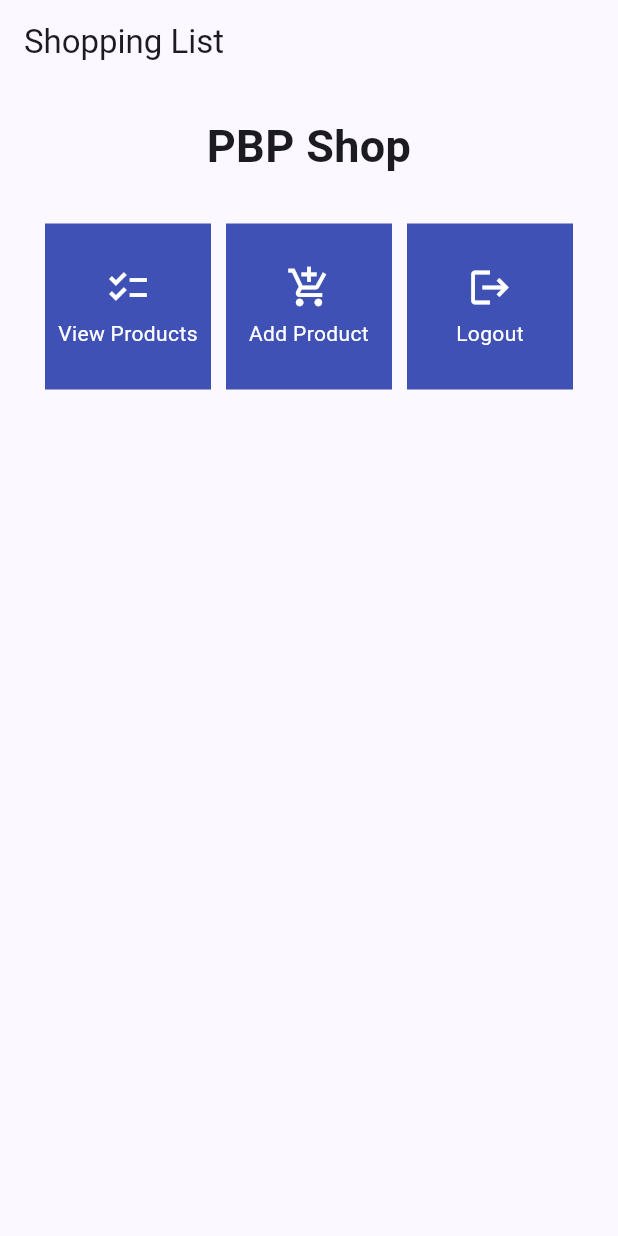
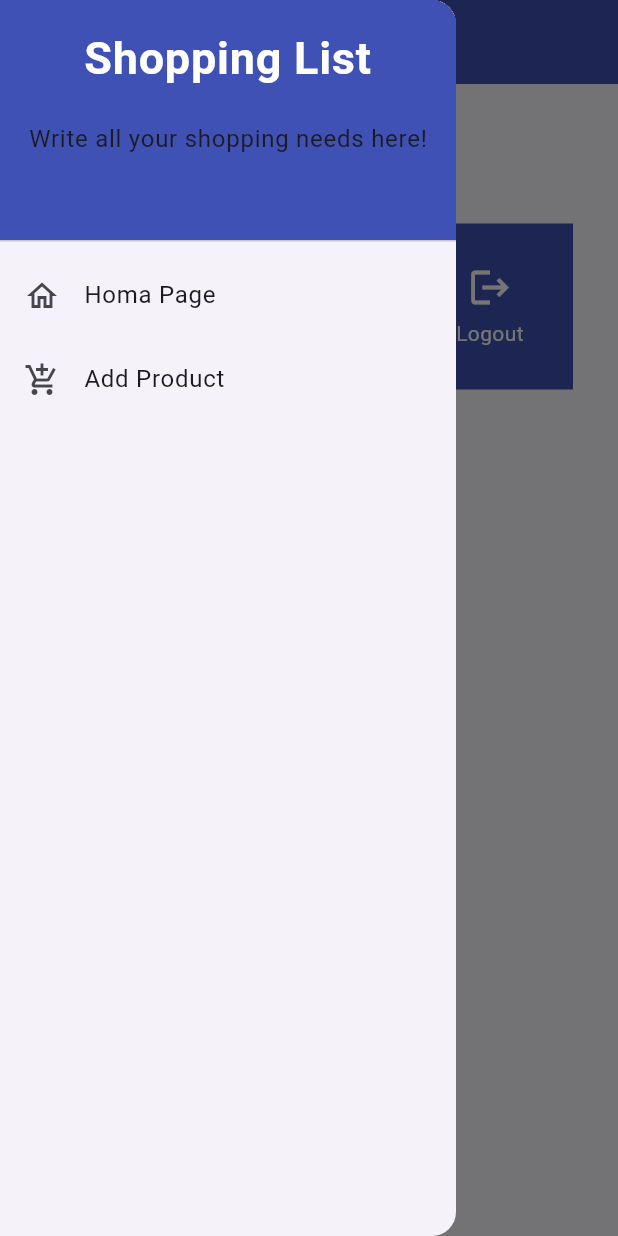
Before and after one commit to AdamMoh/shopping-list-mobile, a Flutter app: the screen it shows after launch, with the side drawer open (before the commit the screen has no drawer), on a phone screen of 412 x 824 dp. Run offline on Flutter 3.47's test engine with Material 2 defaults, Android fonts, the phone set to English and light mode, and no system bars.

Commit message:
Tutorial 7

```diff
--- a/lib/main.dart
+++ b/lib/main.dart
@@ -1,5 +1,5 @@
 import 'package:flutter/material.dart';
-import 'package:shopping_list/menu.dart';
+import 'package:shopping_list/screen/menu.dart';
 
 void main() {
   runApp(const MyApp());
--- a/lib/menu.dart
+++ /dev/null
@@ -1,123 +0,0 @@
-// ignore_for_file: unused_import
-
-import 'package:flutter/material.dart';
-
-class MyHomePage extends StatelessWidget {
-    MyHomePage({Key? key}) : super(key: key);
-    final List<ShopItem> items = [
-    ShopItem("View Products", Icons.checklist),
-    ShopItem("Add Product", Icons.add_shopping_cart),
-    ShopItem("Logout", Icons.logout),
-    ];
-
-  // This widget is the home page of your application. It is stateful, meaning
-  // that it has a State object (defined below) that contains fields that affect
-  // how it looks.
-
-  // This class is the configuration for the state. It holds the values (in this
-  // case the title) provided by the parent (in this case the App widget) and
-  // used by the build method of the State. Fields in a Widget subclass are
-  // always marked "final".
-
-
-
-  @override
-    Widget build(BuildContext context) {
-        return Scaffold(
-  appBar: AppBar(
-    title: const Text(
-      'Shopping List',
-    ),
-  ),
-  body: SingleChildScrollView(
-    // Scrolling wrapper widget
-    child: Padding(
-      padding: const EdgeInsets.all(10.0), // Set padding for the page
-      child: Column(
-        // Widget to display children vertically
-        children: <Widget>[
-          const Padding(
-            padding: EdgeInsets.only(top: 10.0, bottom: 10.0),
-            // Text widget to display text with center alignment and appropriate style
-            child: Text(
-              'PBP Shop', // Text indicating the shop name
-              textAlign: TextAlign.center,
-              style: TextStyle(
-                fontSize: 30,
-                fontWeight: FontWeight.bold,
-              ),
-            ),
-          ),
-          // Grid layout
-          GridView.count(
-            // Container for our cards.
-            primary: true,
-            padding: const EdgeInsets.all(20),
-            crossAxisSpacing: 10,
-            mainAxisSpacing: 10,
-            crossAxisCount: 3,
-            shrinkWrap: true,
-            children: items.map((ShopItem item) {
-              // Iteration for each item
-              return ShopCard(item);
-            }).toList(),
-          ),
-        ],
-      ),
-    ),
-  ),
-);
-    }
-}
-
-class ShopItem {
-  final String name;
-  final IconData icon;
-
-  ShopItem(this.name, this.icon);
-}
-
-class ShopCard extends StatelessWidget {
-  final ShopItem item;
-
-  const ShopCard(this.item, {Key? key}); // Constructor
-
-  @override
-  Widget build(BuildContext context) {
-    return Material(
-      color: Colors.indigo,
-      child: InkWell(
-        // Responsive touch area
-        onTap: () {
-          // Show a SnackBar when clicked
-          ScaffoldMessenger.of(context)
-            ..hideCurrentSnackBar()
-            ..showSnackBar(SnackBar(
-                content: Text("You pressed the ${item.name} button!")));
-        },
-        child: Container(
-          // Container to hold Icon and Text
-          padding: const EdgeInsets.all(8),
-          child: Center(
-            child: Column(
-              mainAxisAlignment: MainAxisAlignment.center,
-              children: [
-                Icon(
-                  item.icon,
-                  color: Colors.white,
-                  size: 30.0,
-                ),
-                const Padding(padding: EdgeInsets.all(3)),
-                Text(
-                  item.name,
-                  textAlign: TextAlign.center,
-                  style: const TextStyle(color: Colors.white),
-                ),
-              ],
-            ),
-          ),
-        ),
-      ),
-    );
-  }
-}
--- /dev/null
+++ b/lib/screen/menu.dart
@@ -0,0 +1,74 @@
+// ignore_for_file: unused_import
+
+import 'package:flutter/material.dart';
+import 'package:shopping_list/widgets/left_drawer.dart';
+import 'package:shopping_list/widgets/shop_card.dart';
+
+class MyHomePage extends StatelessWidget {
+  MyHomePage({Key? key}) : super(key: key);
+  final List<ShopItem> items = [
+    ShopItem("View Products", Icons.checklist),
+    ShopItem("Add Product", Icons.add_shopping_cart),
+    ShopItem("Logout", Icons.logout),
+  ];
+
+  // This widget is the home page of your application. It is stateful, meaning
+  // that it has a State object (defined below) that contains fields that affect
+  // how it looks.
+
+  // This class is the configuration for the state. It holds the values (in this
+  // case the title) provided by the parent (in this case the App widget) and
+  // used by the build method of the State. Fields in a Widget subclass are
+  // always marked "final".
+
+  @override
+  Widget build(BuildContext context) {
+    return Scaffold(
+      appBar: AppBar(
+        title: const Text(
+          'Shopping List',
+        ),
+        backgroundColor: Colors.indigo,
+        foregroundColor: Colors.white,
+      ),
+      drawer: const LeftDrawer(),
+      body: SingleChildScrollView(
+        // Scrolling wrapper widget
+        child: Padding(
+          padding: const EdgeInsets.all(10.0), // Set padding for the page
+          child: Column(
+            // Widget to display children vertically
+            children: <Widget>[
+              const Padding(
+                padding: EdgeInsets.only(top: 10.0, bottom: 10.0),
+                // Text widget to display text with center alignment and appropriate style
+                child: Text(
+                  'PBP Shop', // Text indicating the shop name
+                  textAlign: TextAlign.center,
+                  style: TextStyle(
+                    fontSize: 30,
+                    fontWeight: FontWeight.bold,
+                  ),
+                ),
+              ),
+              // Grid layout
+              GridView.count(
+                // Container for our cards.
+                primary: true,
+                padding: const EdgeInsets.all(20),
+                crossAxisSpacing: 10,
+                mainAxisSpacing: 10,
+                crossAxisCount: 3,
+                shrinkWrap: true,
+                children: items.map((ShopItem item) {
+                  // Iteration for each item
+                  return ShopCard(item);
+                }).toList(),
+              ),
+            ],
+          ),
+        ),
+      ),
+    );
+  }
+}
--- /dev/null
+++ b/lib/widgets/left_drawer.dart
@@ -0,0 +1,65 @@
+// ignore_for_file: unused_import
+
+import 'package:flutter/material.dart';
+import 'package:shopping_list/screen/menu.dart';
+import 'package:shopping_list/screen/shoplist_form.dart';
+
+class LeftDrawer extends StatelessWidget {
+  const LeftDrawer({super.key});
+
+  @override
+  Widget build(BuildContext context) {
+    return Drawer(
+      child: ListView(
+        children: [
+          const DrawerHeader(
+            decoration: BoxDecoration(
+              color: Colors.indigo,
+            ),
+            child: Column(
+              children: [
+                Text(
+                  'Shopping List',
+                  textAlign: TextAlign.center,
+                  style: TextStyle(
+                    fontSize: 30,
+                    fontWeight: FontWeight.bold,
+                    color: Colors.white,
+                  ),
+                ),
+                Padding(padding: EdgeInsets.all(10)),
+                Text(
+                  "Write all your shopping needs here!",
+                ),
+              ],
+            ),
+          ),
+          ListTile(
+            leading: const Icon(Icons.home_outlined),
+            title: const Text('Homa Page'),
+            // redirect to MyHomePage
+            onTap: () {
+              Navigator.pushReplacement(
+                  context,
+                  MaterialPageRoute(
+                    builder: (context) => MyHomePage(),
+                  ));
+            },
+          ),
+          ListTile(
+            leading: const Icon(Icons.add_shopping_cart),
+            title: const Text('Add Product'),
+            // redirect to ShopFormPage
+            onTap: () {
+              Navigator.push(
+                  context,
+                  MaterialPageRoute(
+                    builder: (context) => ShopFormPage(),
+                  ));
+            },
+          ),
+        ],
+      ),
+    );
+  }
+}
--- /dev/null
+++ b/lib/widgets/shop_card.dart
@@ -0,0 +1,62 @@
+// ignore_for_file: unused_import
+
+import 'package:flutter/material.dart';
+import 'package:shopping_list/screen/shoplist_form.dart';
+
+class ShopItem {
+  final String name;
+  final IconData icon;
+
+  ShopItem(this.name, this.icon);
+}
+
+class ShopCard extends StatelessWidget {
+  final ShopItem item;
+
+  const ShopCard(this.item, {Key? key}); // Constructor
+
+  @override
+  Widget build(BuildContext context) {
+    return Material(
+      color: Colors.indigo,
+      child: InkWell(
+        // Responsive touch area
+        onTap: () {
+          // Show SnackBar when clicked
+          ScaffoldMessenger.of(context)
+            ..hideCurrentSnackBar()
+            ..showSnackBar(SnackBar(
+                content: Text("You pressed the ${item.name} button!")));
+
+          // Navigate to the appropriate route (depending on the button type)
+          if (item.name == "Add Product") {
+            Navigator.push(context,
+                MaterialPageRoute(builder: (context) => const ShopFormPage()));
+          }
+        },
+        child: Container(
+          // Container to hold Icon and Text
+          padding: const EdgeInsets.all(8),
+          child: Center(
+            child: Column(
+              mainAxisAlignment: MainAxisAlignment.center,
+              children: [
+                Icon(
+                  item.icon,
+                  color: Colors.white,
+                  size: 30.0,
+                ),
+                const Padding(padding: EdgeInsets.all(3)),
+                Text(
+                  item.name,
+                  textAlign: TextAlign.center,
+                  style: const TextStyle(color: Colors.white),
+                ),
+              ],
+            ),
+          ),
+        ),
+      ),
+    );
+  }
+}
```
Also changed, not shown: lib/screen/shoplist_form.dart (added, +159 -0 lines), 1 other file.
